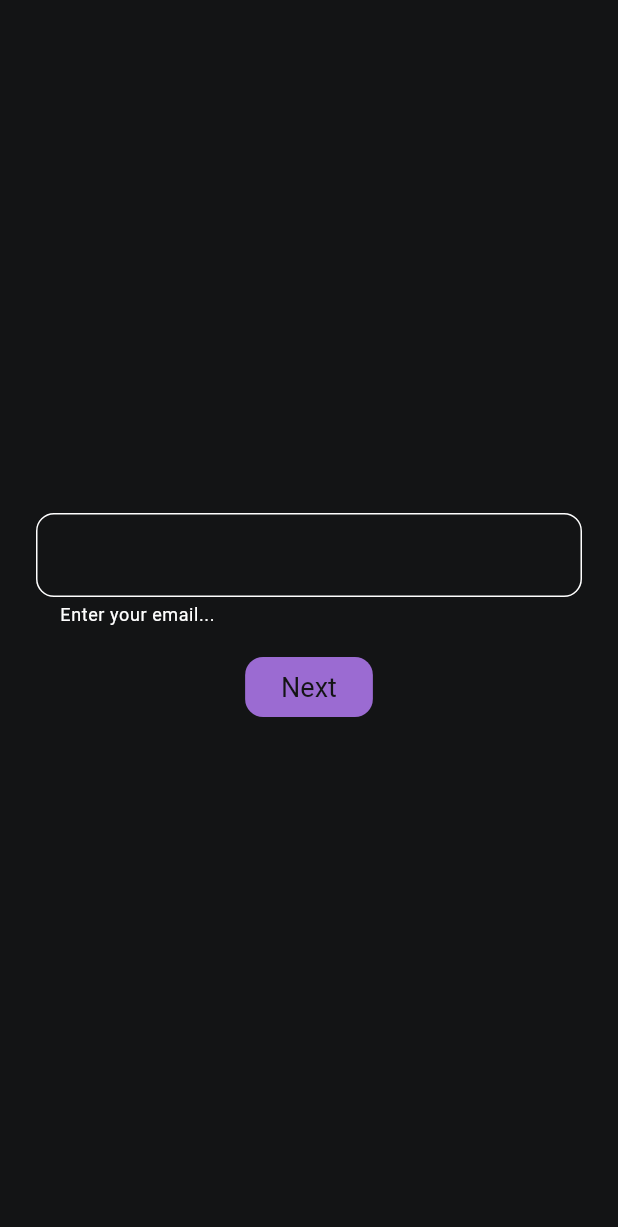
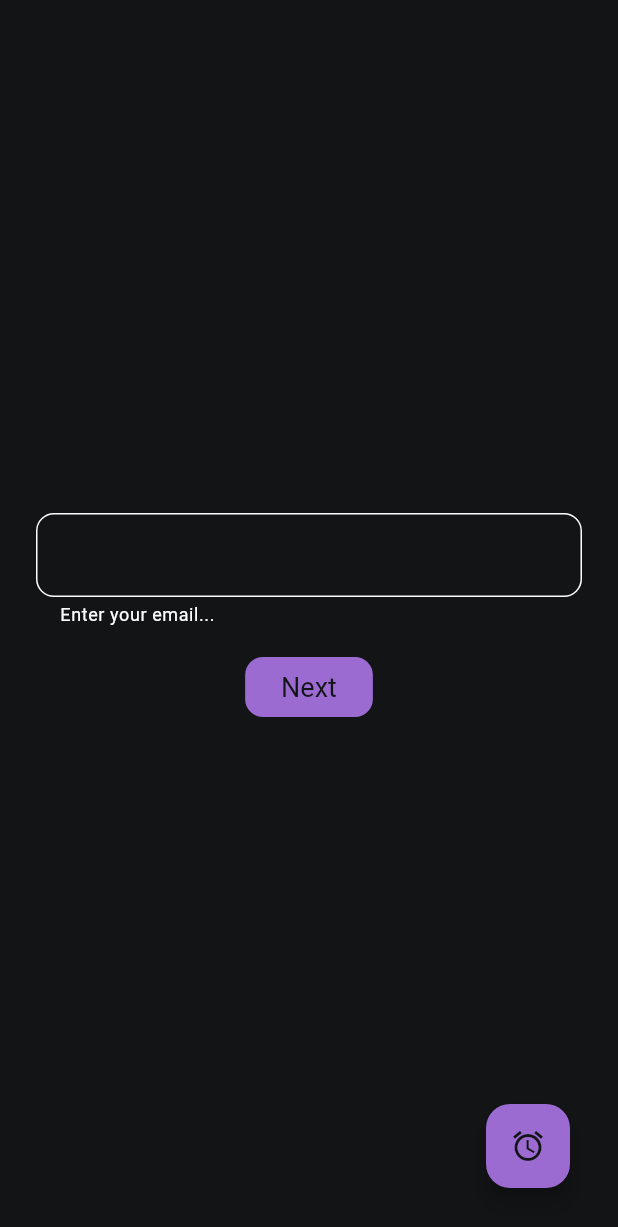
Before and after one commit to Solvro/mobile-formularz-snu, a Flutter app: the screen it shows after launch, on a phone screen of 412 x 824 dp. Shown: the top 1227 px of the screen. Run offline on Flutter 3.47's test engine with Material 3 defaults, Android fonts, the light colour scheme and no system bars; our stand-ins replace auto_route, flutter_form_builder, form_builder_validators; generated files the repository leaves out were written again.

Commit message:
feat: alarm FAB

```diff
--- a/lib/features/home_screen/presentation/home_screen.dart
+++ b/lib/features/home_screen/presentation/home_screen.dart
@@ -3,6 +3,7 @@ import "package:flutter/material.dart";
 import "package:sleep_app/constants/app_dimensions.dart";
 import "package:sleep_app/extensions/context_extensions.dart";
 import "package:sleep_app/navigation/app_router.dart";
+import "package:sleep_app/theme/app_colors.dart";
 
 @RoutePage()
 class HomeScreen extends StatefulWidget {
@@ -29,7 +30,6 @@ class _HomeScreenState extends State<HomeScreen> {
               controller: emailController,
               decoration: InputDecoration(
                 helperText: context.localize.email_text_field_hint,
-                //hintText: context.localize.email_text_field_hint,
                 errorText: errorText,
               ),
             ),
@@ -54,6 +54,14 @@ class _HomeScreenState extends State<HomeScreen> {
           ],
         ),
       ),
+      floatingActionButton: Padding(
+        padding: EdgeInsets.only(bottom: AppDimensions.paddingMedium, right: AppDimensions.paddingMedium),
+        child: FloatingActionButton(
+          onPressed: () {},
+          backgroundColor: amethyst,
+          child: Icon(Icons.alarm, color: dark),
+        ),
+      ),
     );
   }
 }
```
